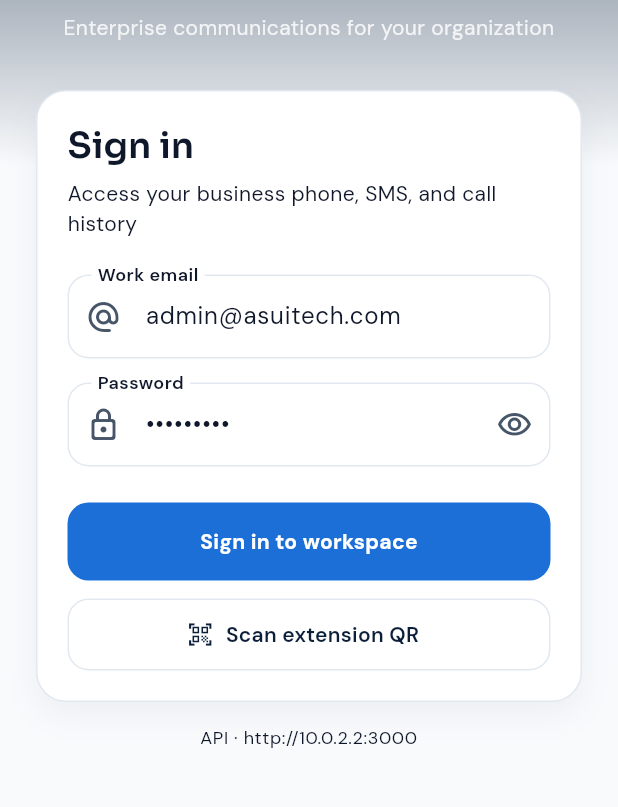
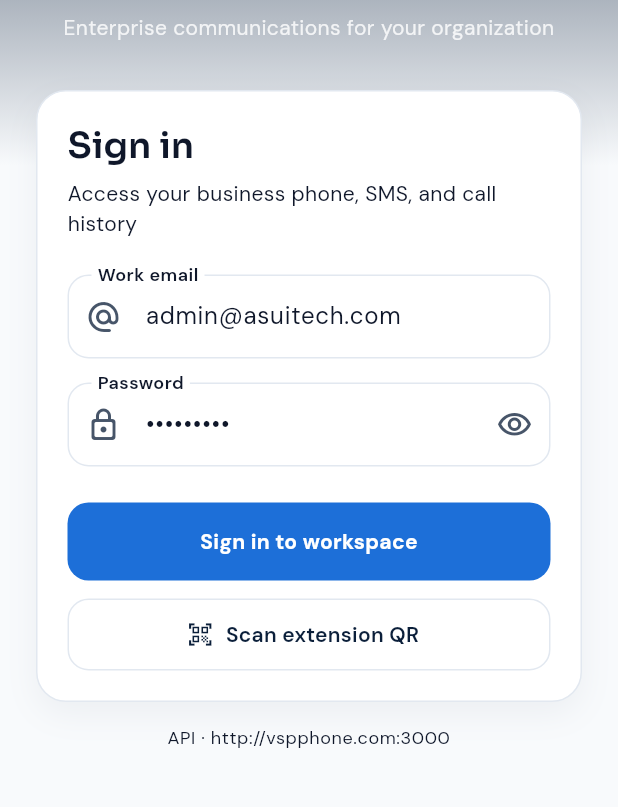
Before and after one commit to ajayreact/vsp-voip, a Flutter app: the screen it shows after launch, on a phone screen of 412 x 824 dp, the part 354-1161 px from its top. Run offline on Flutter 3.47's test engine with Material 3 defaults, Android fonts, the phone set to English and light mode, and no system bars; our stand-ins replace device_info_plus, dio, firebase_core, firebase_messaging, flutter_local_notifications, flutter_riverpod and 6 more; missing offline and left inert: flutter_callkit_incoming, flutter_webrtc, mobile_scanner, telnyx_webrtc; accounts and stored records are empty.

```diff
--- a/mobile/lib/config/api_config.dart
+++ b/mobile/lib/config/api_config.dart
@@ -1,8 +1,8 @@
-/// API base URL — override at run time:
-/// flutter run --dart-define=API_BASE_URL=http://10.0.2.2:3000
+/// Production API base URL. Override at build/run time if needed:
+/// flutter run --dart-define=API_BASE_URL=http://vspphone.com:3000
 class ApiConfig {
   static const String baseUrl = String.fromEnvironment(
     'API_BASE_URL',
-    defaultValue: 'http://10.0.2.2:3000',
+    defaultValue: 'http://vspphone.com:3000',
   );
 }
```
Also changed, not shown: 14 other files.
